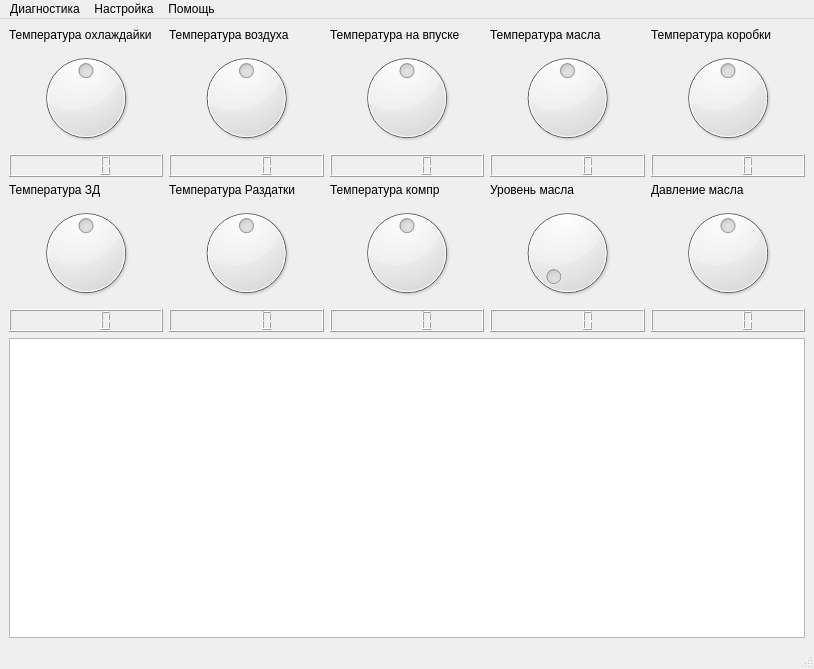
Qt form src/ui/mainwindow.ui (TERRANZ/DiscoDiag) before a commit.
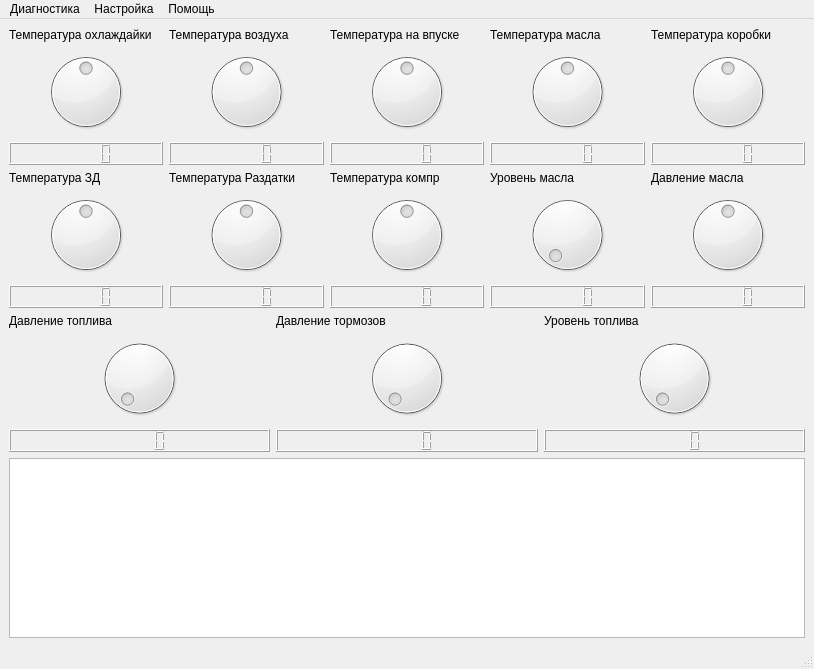
The same form after that commit.

Commit message: Show fuel and brake readings on the dashboard

```diff
--- a/src/ui/mainwindow.ui
+++ b/src/ui/mainwindow.ui
@@ -373,6 +373,79 @@
       </item>
      </layout>
     </item>
+    <item>
+     <layout class="QGridLayout" name="gridLayout_3">
+      <item row="0" column="0">
+       <widget class="QLabel" name="lblPressFuel">
+        <property name="text">
+         <string>Давление топлива</string>
+        </property>
+       </widget>
+      </item>
+      <item row="0" column="1">
+       <widget class="QLabel" name="lblPressBrake">
+        <property name="text">
+         <string>Давление тормозов</string>
+        </property>
+       </widget>
+      </item>
+      <item row="0" column="2">
+       <widget class="QLabel" name="lblLvlFuel">
+        <property name="text">
+         <string>Уровень топлива</string>
+        </property>
+       </widget>
+      </item>
+      <item row="1" column="0">
+       <widget class="QDial" name="dPressFuel">
+        <property name="minimum">
+         <number>0</number>
+        </property>
+        <property name="maximum">
+         <number>700</number>
+        </property>
+        <property name="orientation">
+         <enum>Qt::Orientation::Horizontal</enum>
+        </property>
+       </widget>
+      </item>
+      <item row="1" column="1">
+       <widget class="QDial" name="dPressBrake">
+        <property name="minimum">
+         <number>0</number>
+        </property>
+        <property name="maximum">
+         <number>20000</number>
+        </property>
+        <property name="orientation">
+         <enum>Qt::Orientation::Horizontal</enum>
+        </property>
+       </widget>
+      </item>
+      <item row="1" column="2">
+       <widget class="QDial" name="dlvlFuel">
+        <property name="minimum">
+         <number>0</number>
+        </property>
+        <property name="maximum">
+         <number>100</number>
+        </property>
+        <property name="orientation">
+         <enum>Qt::Orientation::Horizontal</enum>
+        </property>
+       </widget>
+      </item>
+      <item row="2" column="0">
+       <widget class="QLCDNumber" name="numPressFuel"/>
+      </item>
+      <item row="2" column="1">
+       <widget class="QLCDNumber" name="numPressBrake"/>
+      </item>
+      <item row="2" column="2">
+       <widget class="QLCDNumber" name="numLvlFuel"/>
+      </item>
+     </layout>
+    </item>
     <item>
      <widget class="QPlainTextEdit" name="teDebug">
       <property name="maximumSize">
```
The commit also changes 3 other files.
